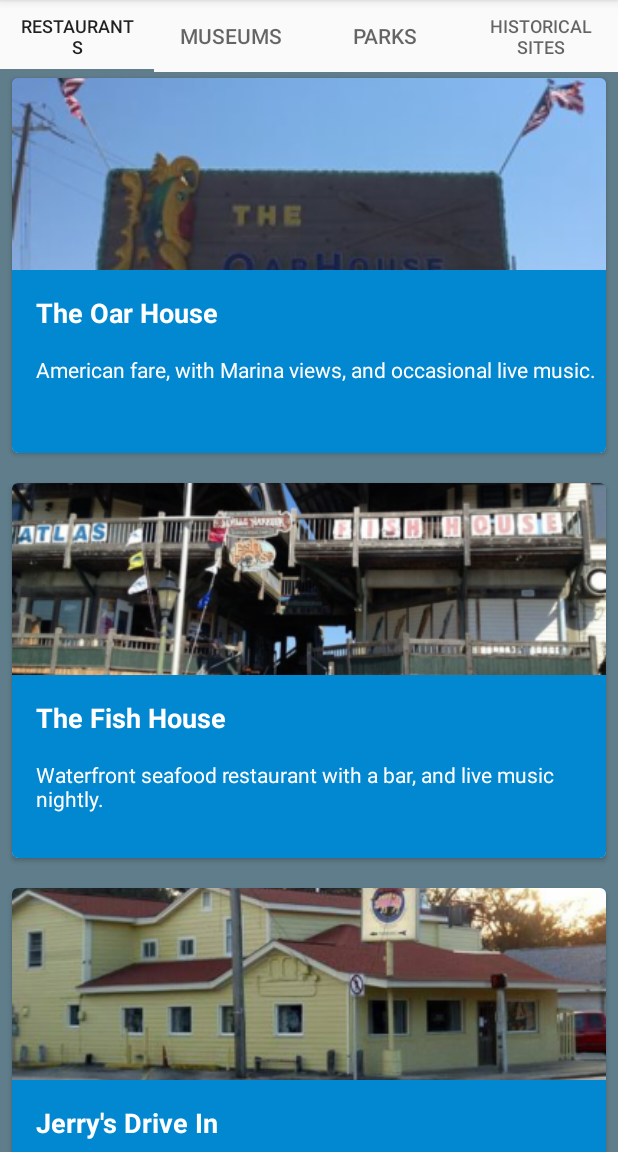
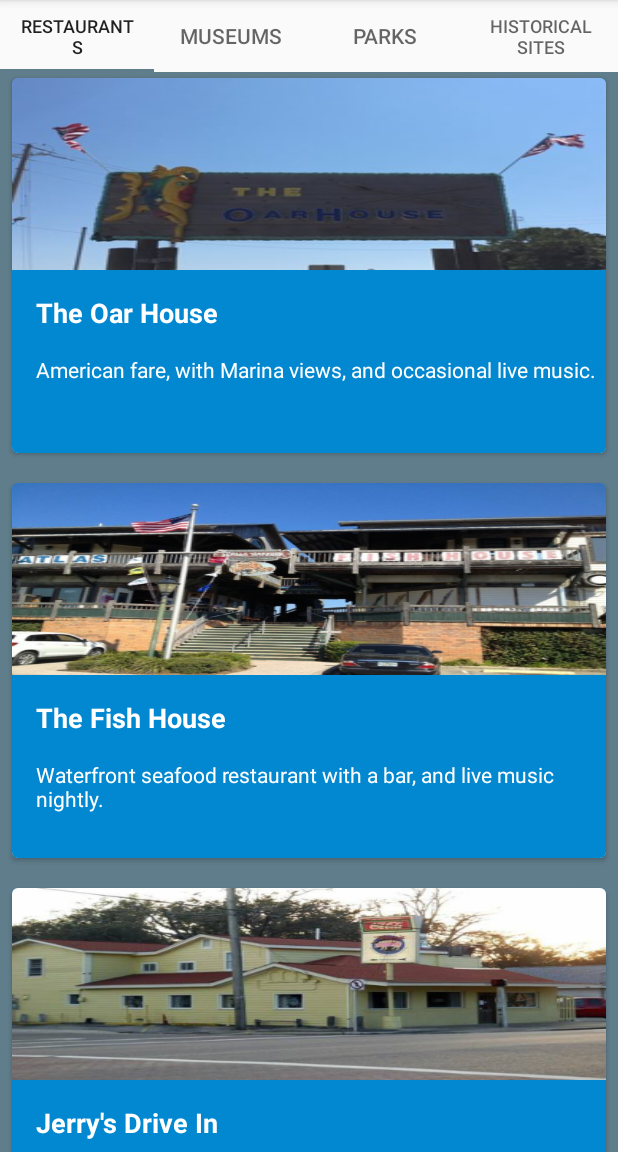
Before and after one commit to Techandmusic/Tour-Guide-App, an Android app: the screen it shows after launch (MainActivity), on a phone screen of 412 x 824 dp, the part 84-1236 px from its top. Run offline under Robolectric (Android 15) with nearby library versions, the phone set to English and light mode, and no system bars.

Commit message:
Changed ImageView scaletype in card.xml to FitXY as this made the images scale a little better and didn't cut them off as much as centerCrop did.

```diff
--- a/app/src/main/res/layout/card.xml
+++ b/app/src/main/res/layout/card.xml
@@ -21,7 +21,7 @@
             android:layout_width="match_parent"
             android:layout_height="@dimen/xl_margin"
             android:adjustViewBounds="true"
-            android:scaleType="centerCrop" />
+            android:scaleType="fitXY" />
 
         <TextView
             android:id="@+id/card_name"
```
Also changed, not shown: app/src/main/java/com/example/android/tourguidepensacola/MainActivity.java (+7 -2 lines).
